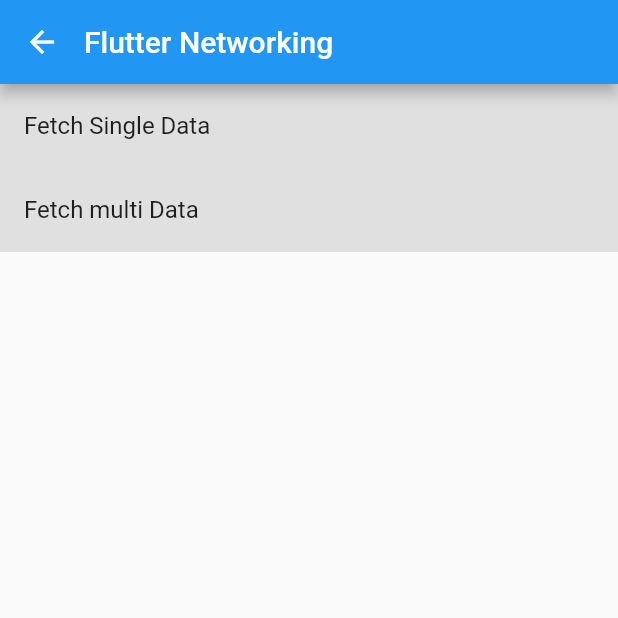
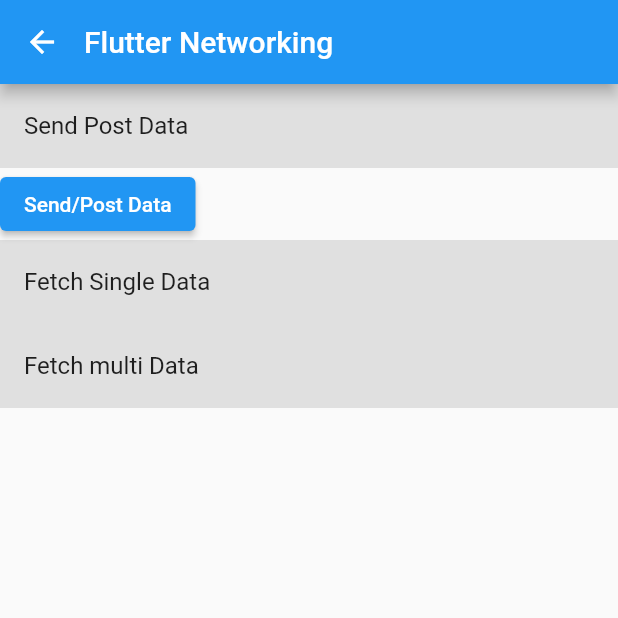
Before and after one commit to muhammadfarros12/udemy-flutter-app, a Flutter app: the screen it shows after launch, scrolled down 480 dp, after a tap on "Flutter Networking Page", on a phone screen of 412 x 824 dp, the top half of it. Run offline on Flutter 3.47's test engine with Material 2 defaults, Android fonts, the phone set to English and light mode, and no system bars; our stand-ins replace fluttertoast, image_picker, shared_preferences, sqflite; accounts and stored records are empty; network calls fail.

Commit message:
Networking[commit 3] post data

```diff
--- a/lib/page/flutter_networking.dart
+++ b/lib/page/flutter_networking.dart
@@ -39,15 +39,35 @@ class _FlutterNetworkPageState extends State<FlutterNetworkPage> {
       var response = await http.get(Uri.parse(url));
       if (response.statusCode == 200) {
         print(response.body);
-        List responseBody = jsonDecode(response.body);
+        var responseBody = jsonDecode(response.body);
         for (var itemPost in responseBody) {
           listPost.add(Post.fromJson(itemPost));
+          print(responseBody);
         }
       }
     } catch (e) {
       print(e);
     }
     setState(() {});
+  }
+
+  void sendPost() async {
+    String url = 'https://jsonplaceholder.typicode.com/posts';
+    try {
+      print('Send request post');
+      var response = await http.post(Uri.parse(url), body: {
+        'title': 'oey',
+        'body': 'bar',
+        'userId': 1.toString(),
+      });
+      print(response.statusCode.toString());
+      print('status ok');
+      print(response.body);
+      Map responseBody = jsonDecode(response.body);
+      print(responseBody.toString());
+    } catch (e) {
+      print(e);
+    }
   }
 
   @override
@@ -68,6 +88,14 @@ class _FlutterNetworkPageState extends State<FlutterNetworkPage> {
         child: Column(
           crossAxisAlignment: CrossAxisAlignment.start,
           children: [
+            ListTile(
+              title: const Text('Send Post Data'),
+              tileColor: Colors.grey[300],
+            ),
+            ElevatedButton(
+              onPressed: () => sendPost(),
+              child: const Text('Send/Post Data'),
+            ),
             ListTile(
               title: const Text('Fetch Single Data'),
               tileColor: Colors.grey[300],
```
